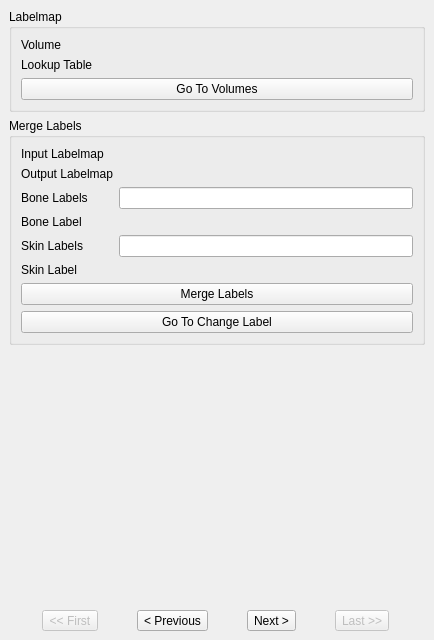
This is Modules/Scripted/Scripts/Resources/UI/Workflow.ui in KitwareMedical/Bender as Qt 5 draws it before an edit. The edited form follows.
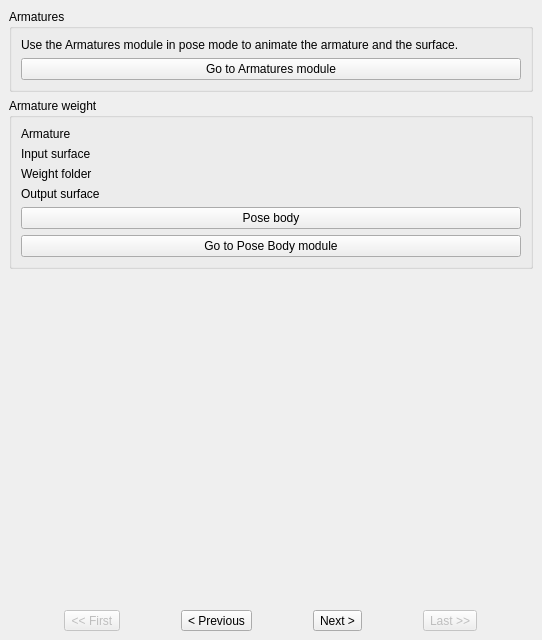
This is the edited form. The open tabs and pages were chosen to show the change. Custom widgets are drawn as their Qt base class.

Commit message:
Add Pose panel
See Issue #13882

Diff of the .ui file:
```diff
--- a/Modules/Scripted/Scripts/Resources/UI/Workflow.ui
+++ b/Modules/Scripted/Scripts/Resources/UI/Workflow.ui
@@ -6,7 +6,7 @@
    <rect>
     <x>0</x>
     <y>0</y>
-    <width>434</width>
+    <width>542</width>
     <height>640</height>
    </rect>
   </property>
@@ -19,11 +19,51 @@
   <property name="windowTitle">
    <string>Workflow</string>
   </property>
-  <layout class="QVBoxLayout" name="verticalLayout">
+  <layout class="QGridLayout" name="gridLayout">
    <property name="margin">
     <number>0</number>
    </property>
-   <item>
+   <item row="1" column="0">
+    <widget class="QWidget" name="WorkflowControlWidget" native="true">
+     <layout class="QHBoxLayout" name="horizontalLayout">
+      <item>
+       <widget class="QToolButton" name="FirstPageToolButton">
+        <property name="enabled">
+         <bool>false</bool>
+        </property>
+        <property name="text">
+         <string>&lt;&lt; First</string>
+        </property>
+       </widget>
+      </item>
+      <item>
+       <widget class="QToolButton" name="PreviousPageToolButton">
+        <property name="text">
+         <string>&lt; Previous</string>
+        </property>
+       </widget>
+      </item>
+      <item>
+       <widget class="QToolButton" name="NextPageToolButton">
+        <property name="text">
+         <string>Next &gt;</string>
+        </property>
+       </widget>
+      </item>
+      <item>
+       <widget class="QToolButton" name="LastPageToolButton">
+        <property name="enabled">
+         <bool>false</bool>
+        </property>
+        <property name="text">
+         <string>Last &gt;&gt;</string>
+        </property>
+       </widget>
+      </item>
+     </layout>
+    </widget>
+   </item>
+   <item row="0" column="0">
     <widget class="QStackedWidget" name="WorkflowWidget">
      <property name="currentIndex">
       <number>0</number>
@@ -768,6 +808,193 @@
        </item>
       </layout>
      </widget>
+     <widget class="QWidget" name="PosePage">
+      <layout class="QVBoxLayout" name="verticalLayout">
+       <item>
+        <widget class="ctkCollapsibleGroupBox" name="PoseArmaturesCollapsibleGroupBox">
+         <property name="sizePolicy">
+          <sizepolicy hsizetype="Preferred" vsizetype="Minimum">
+           <horstretch>0</horstretch>
+           <verstretch>0</verstretch>
+          </sizepolicy>
+         </property>
+         <property name="minimumSize">
+          <size>
+           <width>0</width>
+           <height>50</height>
+          </size>
+         </property>
+         <property name="title">
+          <string>Armatures</string>
+         </property>
+         <property name="collapsed">
+          <bool>false</bool>
+         </property>
+         <layout class="QFormLayout" name="formLayout_11">
+          <property name="fieldGrowthPolicy">
+           <enum>QFormLayout::AllNonFixedFieldsGrow</enum>
+          </property>
+          <item row="0" column="0" colspan="2">
+           <widget class="QLabel" name="PoseArmaturesLabel">
+            <property name="text">
+             <string>Use the Armatures module in pose mode to animate the armature and the surface.</string>
+            </property>
+           </widget>
+          </item>
+          <item row="1" column="0" colspan="2">
+           <widget class="QPushButton" name="PoseArmaturesGoToPushButton">
+            <property name="sizePolicy">
+             <sizepolicy hsizetype="Minimum" vsizetype="Fixed">
+              <horstretch>0</horstretch>
+              <verstretch>0</verstretch>
+             </sizepolicy>
+            </property>
+            <property name="text">
+             <string>Go to Armatures module</string>
+            </property>
+           </widget>
+          </item>
+         </layout>
+        </widget>
+       </item>
+       <item>
+        <widget class="ctkCollapsibleGroupBox" name="PoseBodyCollapsibleGroupBox">
+         <property name="sizePolicy">
+          <sizepolicy hsizetype="Preferred" vsizetype="Minimum">
+           <horstretch>0</horstretch>
+           <verstretch>0</verstretch>
+          </sizepolicy>
+         </property>
+         <property name="title">
+          <string>Armature weight</string>
+         </property>
+         <property name="collapsed">
+          <bool>false</bool>
+         </property>
+         <layout class="QFormLayout" name="formLayout_12">
+          <property name="fieldGrowthPolicy">
+           <enum>QFormLayout::AllNonFixedFieldsGrow</enum>
+          </property>
+          <item row="0" column="0">
+           <widget class="QLabel" name="PoseBodyArmaturesLabel">
+            <property name="text">
+             <string>Armature</string>
+            </property>
+           </widget>
+          </item>
+          <item row="0" column="1">
+           <widget class="qMRMLNodeComboBox" name="PoseBodyArmatureInputNodeComboBox">
+            <property name="nodeTypes">
+             <stringlist>
+              <string>vtkMRMLModelNode</string>
+             </stringlist>
+            </property>
+            <property name="showHidden">
+             <bool>false</bool>
+            </property>
+            <property name="addEnabled">
+             <bool>false</bool>
+            </property>
+            <property name="baseName">
+             <string/>
+            </property>
+           </widget>
+          </item>
+          <item row="1" column="0">
+           <widget class="QLabel" name="PoseBodySurfaceInputLabel">
+            <property name="text">
+             <string>Input surface</string>
+            </property>
+           </widget>
+          </item>
+          <item row="1" column="1">
+           <widget class="qMRMLNodeComboBox" name="PoseBodySurfaceInputComboBox">
+            <property name="nodeTypes">
+             <stringlist>
+              <string>vtkMRMLModelNode</string>
+             </stringlist>
+            </property>
+            <property name="noneEnabled">
+             <bool>false</bool>
+            </property>
+            <property name="addEnabled">
+             <bool>false</bool>
+            </property>
+            <property name="removeEnabled">
+             <bool>true</bool>
+            </property>
+            <property name="baseName">
+             <string/>
+            </property>
+           </widget>
+          </item>
+          <item row="2" column="0">
+           <widget class="QLabel" name="PoseBodyWeightInputFolderLabel">
+            <property name="text">
+             <string>Weight folder</string>
+            </property>
+           </widget>
+          </item>
+          <item row="2" column="1">
+           <widget class="ctkDirectoryButton" name="PoseBodyWeightInputDirectoryButton"/>
+          </item>
+          <item row="3" column="0">
+           <widget class="QLabel" name="PoseBodySurfaceOutputLabel">
+            <property name="text">
+             <string>Output surface</string>
+            </property>
+           </widget>
+          </item>
+          <item row="3" column="1">
+           <widget class="qMRMLNodeComboBox" name="PoseBodySurfaceOutputNodeComboBox">
+            <property name="nodeTypes">
+             <stringlist>
+              <string>vtkMRMLModelNode</string>
+             </stringlist>
+            </property>
+            <property name="showHidden">
+             <bool>false</bool>
+            </property>
+            <property name="addEnabled">
+             <bool>true</bool>
+            </property>
+            <property name="baseName">
+             <string/>
+            </property>
+           </widget>
+          </item>
+          <item row="4" column="0" colspan="2">
+           <widget class="QPushButton" name="PoseBodyApplyPushButton">
+            <property name="text">
+             <string>Pose body</string>
+            </property>
+           </widget>
+          </item>
+          <item row="5" column="0" colspan="2">
+           <widget class="QPushButton" name="PoseBodyGoToPushButton">
+            <property name="text">
+             <string>Go to Pose Body module</string>
+            </property>
+           </widget>
+          </item>
+         </layout>
+        </widget>
+       </item>
+       <item>
+        <spacer name="verticalSpacer_4">
+         <property name="orientation">
+          <enum>Qt::Vertical</enum>
+         </property>
+         <property name="sizeHint" stdset="0">
+          <size>
+           <width>20</width>
+           <height>40</height>
+          </size>
+         </property>
+        </spacer>
+       </item>
+      </layout>
+     </widget>
      <widget class="QWidget" name="ResamplePage">
       <layout class="QFormLayout" name="formLayout_9">
        <item row="0" column="0" colspan="2">
@@ -837,46 +1064,6 @@
      </widget>
     </widget>
    </item>
-   <item>
-    <widget class="QWidget" name="WorkflowControlWidget" native="true">
-     <layout class="QHBoxLayout" name="horizontalLayout">
-      <item>
-       <widget class="QToolButton" name="FirstPageToolButton">
-        <property name="enabled">
-         <bool>false</bool>
-        </property>
-        <property name="text">
-         <string>&lt;&lt; First</string>
-        </property>
-       </widget>
-      </item>
-      <item>
-       <widget class="QToolButton" name="PreviousPageToolButton">
-        <property name="text">
-         <string>&lt; Previous</string>
-        </property>
-       </widget>
-      </item>
-      <item>
-       <widget class="QToolButton" name="NextPageToolButton">
-        <property name="text">
-         <string>Next &gt;</string>
-        </property>
-       </widget>
-      </item>
-      <item>
-       <widget class="QToolButton" name="LastPageToolButton">
-        <property name="enabled">
-         <bool>false</bool>
-        </property>
-        <property name="text">
-         <string>Last &gt;&gt;</string>
-        </property>
-       </widget>
-      </item>
-     </layout>
-    </widget>
-   </item>
   </layout>
  </widget>
  <customwidgets>
```
Left out of the diff: 64 changed lines with no effect on the pictures. The commit also changes 1 other file.
